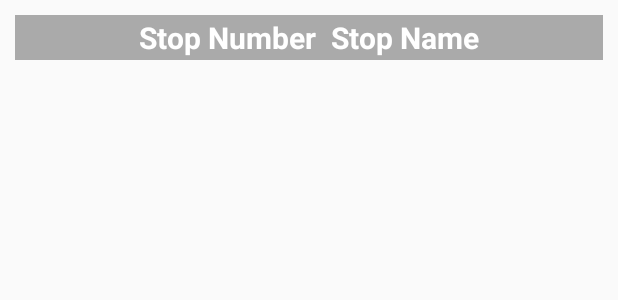
After one commit to x001nx/CST2335-FinalProject, an Android app: the layout activity_stop_details.xml on its own in the app's theme, with its tools: preview values and no code run, on a phone screen of 412 x 824 dp. The commit adds this screen. Shown: the top 300 px of the screen. Run offline under Robolectric (Android 15) with nearby library versions, the phone set to English and light mode, and no system bars.

Commit message:
initial commit

```diff
--- a/app/build.gradle
+++ b/app/build.gradle
@@ -31,3 +31,6 @@ dependencies {
 dependencies {
     compile 'de.siegmar:fastcsv:1.0.2'
 }
+dependencies {
+    implementation 'com.android.support.constraint:constraint-layout:+'
+}
--- a/app/src/main/AndroidManifest.xml
+++ b/app/src/main/AndroidManifest.xml
@@ -1,6 +1,7 @@
 <?xml version="1.0" encoding="utf-8"?>
 <manifest xmlns:android="http://schemas.android.com/apk/res/android"
     package="com.example.delle6330.assignment1">
+
     <uses-permission android:name="android.permission.INTERNET" />
 
     <application
@@ -17,7 +18,8 @@
                 <category android:name="android.intent.category.LAUNCHER" />
             </intent-filter>
         </activity>
-        <activity android:name=".PavelStartActivity"></activity>
+        <activity android:name=".PavelStartActivity" />
+        <activity android:name=".StopDetailsActivity"></activity>
     </application>
 
 </manifest>
--- /dev/null
+++ b/app/src/main/res/layout/activity_stop_details.xml
@@ -0,0 +1,45 @@
+<?xml version="1.0" encoding="utf-8"?>
+<LinearLayout xmlns:android="http://schemas.android.com/apk/res/android"
+    xmlns:app="http://schemas.android.com/apk/res-auto"
+    xmlns:tools="http://schemas.android.com/tools"
+    android:layout_width="match_parent"
+    android:layout_height="match_parent"
+    android:orientation="vertical"
+    android:padding="10dp"
+    tools:context="com.example.delle6330.assignment1.StopDetailsActivity">
+
+    <RelativeLayout
+        android:layout_width="match_parent"
+        android:layout_height="30dp"
+        android:background="@android:color/darker_gray"
+        android:gravity="center_vertical|center_horizontal"
+        android:orientation="horizontal">
+
+        <TextView
+            android:id="@+id/stopDetailsNumber"
+            android:layout_width="wrap_content"
+            android:layout_height="wrap_content"
+            android:layout_marginRight="10dp"
+            android:text="@string/stopDetailsNumber"
+            android:textColor="@android:color/background_light"
+            android:textSize="20dp"
+            android:textStyle="bold" />
+
+        <TextView
+            android:id="@+id/stopDetailsDescription"
+            android:layout_width="wrap_content"
+            android:layout_height="wrap_content"
+            android:layout_toRightOf="@+id/stopDetailsNumber"
+            android:text="@string/stopDetailsDescription"
+            android:textColor="@android:color/background_light"
+            android:textSize="20dp"
+            android:textStyle="bold" />
+    </RelativeLayout>
+
+    <ListView
+        android:id="@+id/stopDetailsListView"
+        android:layout_width="match_parent"
+        android:layout_height="wrap_content">
+    </ListView>
+
+</LinearLayout>
--- a/app/src/main/res/values/strings.xml
+++ b/app/src/main/res/values/strings.xml
@@ -2,4 +2,7 @@
     <string name="app_name">Final Project</string>
     <string name="station_number">Enter stop number</string>
     <string name="button_search">Go</string>
+    <string name="stopDetailsNumber">Stop Number</string>
+    <string name="stopDetailsDescription">Stop Name</string>
+    <string name="stopDetailsRoutes">Routes</string>
 </resources>
```
Also changed, not shown: app/src/main/res/layout/route_layout.xml (added, +46 -0 lines), 1 other file.
